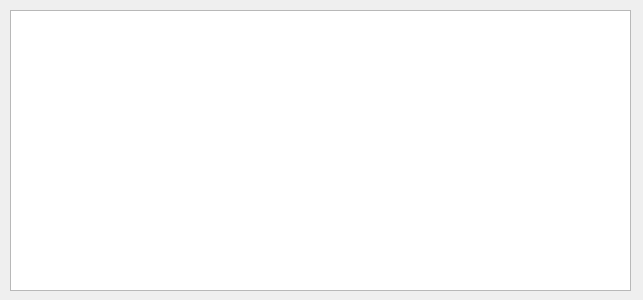
Old version of the form SectionsView.ui in the repository xxr0ss/CrossPE.
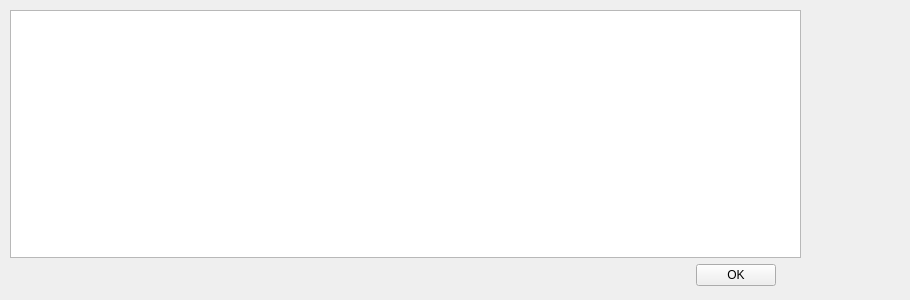
New version of the form.

Commit message: 优化Sections View显示效果

Patch:
```diff
--- a/SectionsView.ui
+++ b/SectionsView.ui
@@ -6,10 +6,16 @@
    <rect>
     <x>0</x>
     <y>0</y>
-    <width>643</width>
+    <width>910</width>
     <height>300</height>
    </rect>
   </property>
+  <property name="minimumSize">
+   <size>
+    <width>0</width>
+    <height>120</height>
+   </size>
+  </property>
   <property name="font">
    <font>
     <family>Microsoft YaHei UI</family>
@@ -23,13 +29,18 @@
     <rect>
      <x>10</x>
      <y>10</y>
-     <width>621</width>
+     <width>791</width>
      <height>281</height>
     </rect>
    </property>
    <layout class="QVBoxLayout" name="tableVertLayout">
     <item>
      <widget class="QTableWidget" name="SectionsTable">
+      <property name="font">
+       <font>
+        <family>Consolas</family>
+       </font>
+      </property>
       <attribute name="horizontalHeaderCascadingSectionResizes">
        <bool>false</bool>
       </attribute>
@@ -38,6 +49,62 @@
       </attribute>
      </widget>
     </item>
+    <item>
+     <layout class="QHBoxLayout" name="horizontalLayout">
+      <item>
+       <spacer name="horizontalSpacer">
+        <property name="orientation">
+         <enum>Qt::Horizontal</enum>
+        </property>
+        <property name="sizeHint" stdset="0">
+         <size>
+          <width>40</width>
+          <height>20</height>
+         </size>
+        </property>
+       </spacer>
+      </item>
+      <item>
+       <widget class="QPushButton" name="pushButton">
+        <property name="text">
+         <string>OK</string>
+        </property>
+       </widget>
+      </item>
+      <item>
+       <spacer name="horizontalSpacer_2">
+        <property name="orientation">
+         <enum>Qt::Horizontal</enum>
+        </property>
+        <property name="sizeType">
+         <enum>QSizePolicy::Fixed</enum>
+        </property>
+        <property name="sizeHint" stdset="0">
+         <size>
+          <width>25</width>
+          <height>20</height>
+         </size>
+        </property>
+       </spacer>
+      </item>
+     </layout>
+    </item>
+    <item>
+     <spacer name="verticalSpacer">
+      <property name="orientation">
+       <enum>Qt::Vertical</enum>
+      </property>
+      <property name="sizeType">
+       <enum>QSizePolicy::Fixed</enum>
+      </property>
+      <property name="sizeHint" stdset="0">
+       <size>
+        <width>20</width>
+        <height>5</height>
+       </size>
+      </property>
+     </spacer>
+    </item>
    </layout>
   </widget>
  </widget>
```
Left out of the diff: 22 changed lines with no effect on the pictures. The commit also changes 3 other files.
